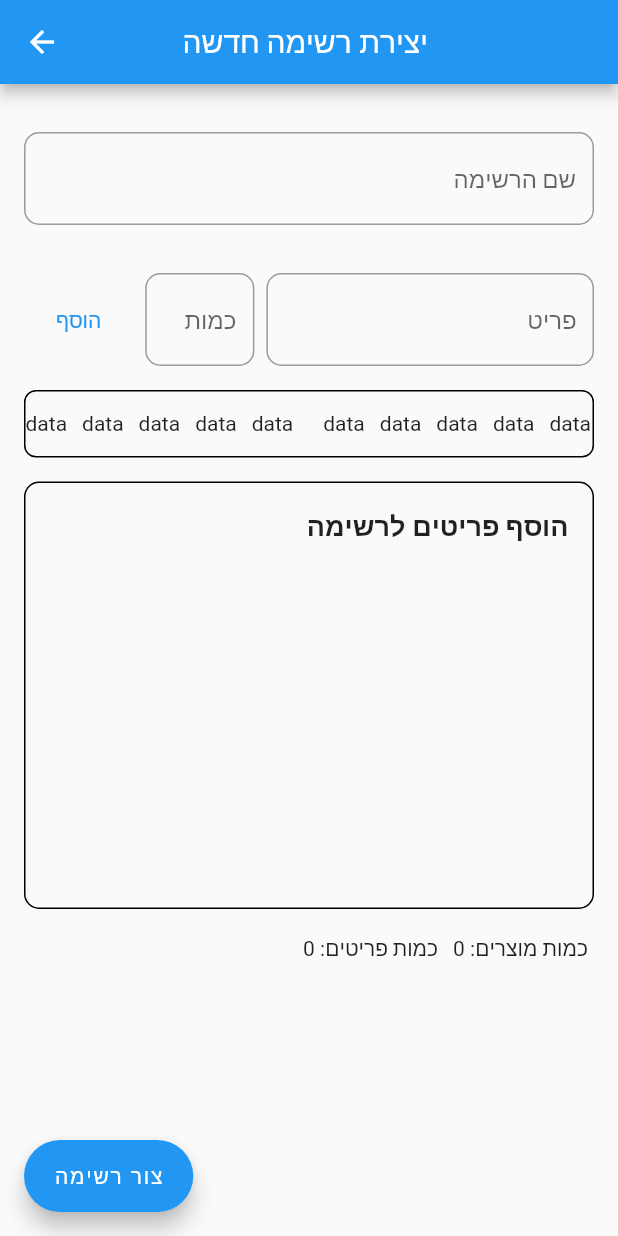
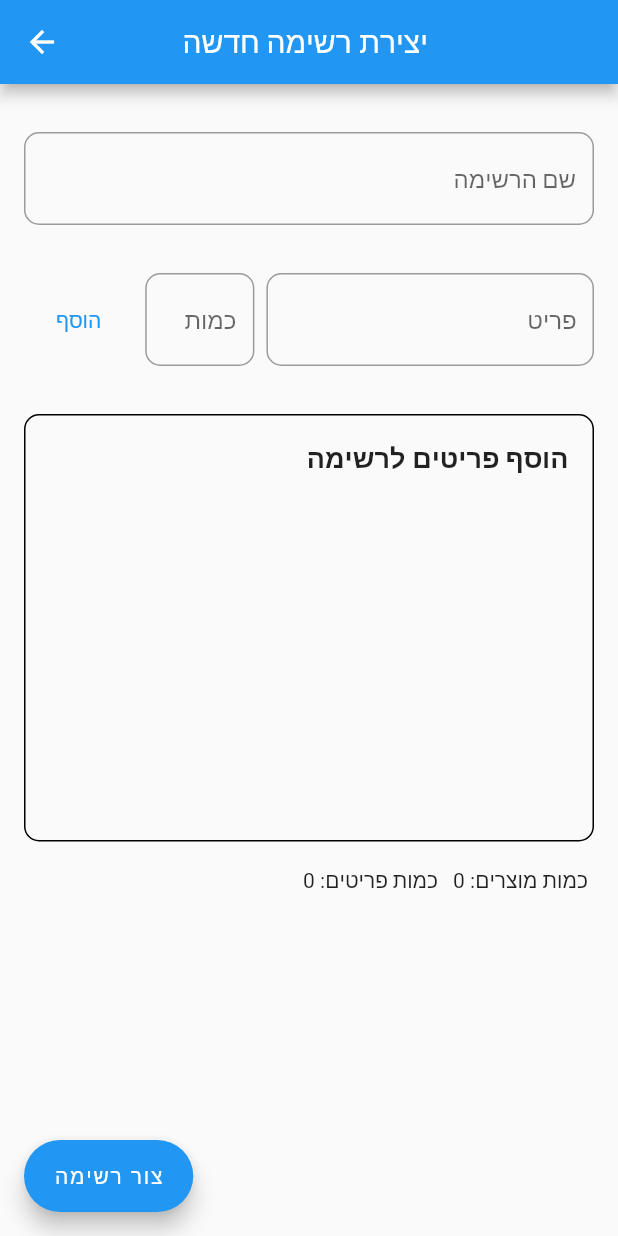
Before and after one commit to dolev6780/shoppingListFlutter, a Flutter app: the screen it shows after launch, after a tap on "צור רשימה חדשה", on a phone screen of 412 x 824 dp. Run offline on Flutter 3.47's test engine with Material 2 defaults, Android fonts, the phone set to English and light mode, and no system bars; our stand-ins replace cloud_firestore, firebase_auth, firebase_core; accounts and stored records are empty.

Commit message:
update createListScreen

```diff
--- a/lib/screens/CreateListScreen.dart
+++ b/lib/screens/CreateListScreen.dart
@@ -125,6 +125,7 @@ class _CreateListScreenState extends State<CreateListScreen> {
                       child: TextButton(
                         onPressed: () {
                           item();
+                          FocusScope.of(context).unfocus();
                         },
                         child: const Text('הוסף'),
                       ),
@@ -148,77 +149,6 @@ class _CreateListScreenState extends State<CreateListScreen> {
                       ),
                     ),
                   ],
-                ),
-              ),
-              Padding(
-                padding: const EdgeInsets.only(left: 16.0, right: 16.0),
-                child: Container(
-                  decoration: BoxDecoration(
-                      borderRadius: BorderRadius.circular(8),
-                      border: Border.all(
-                          color: Colors.black,
-                          width: 1.0,
-                          style: BorderStyle.solid)),
-                  height: 45,
-                  width: double.infinity,
-                  child: SingleChildScrollView(
-                    scrollDirection: Axis.horizontal,
-                    child: Row(
-                      children: const [
-                        Text("data"),
-                        SizedBox(
-                          width: 10,
-                        ),
-                        Text("data"),
-                        SizedBox(
-                          width: 10,
-                        ),
-                        Text("data"),
-                        SizedBox(
-                          width: 10,
-                        ),
-                        Text("data"),
-                        SizedBox(
-                          width: 10,
-                        ),
-                        Text("data"),
-                        SizedBox(
-                          width: 10,
-                        ),
-                        SizedBox(
-                          width: 10,
-                        ),
-                        Text("data"),
-                        SizedBox(
-                          width: 10,
-                        ),
-                        Text("data"),
-                        SizedBox(
-                          width: 10,
-                        ),
-                        Text("data"),
-                        SizedBox(
-                          width: 10,
-                        ),
-                        Text("data"),
-                        SizedBox(
-                          width: 10,
-                        ),
-                        Text("data"),
-                        SizedBox(
-                          width: 10,
-                        ),
-                        Text("data"),
-                        SizedBox(
-                          width: 10,
-                        ),
-                        Text("data"),
-                        SizedBox(
-                          width: 10,
-                        ),
-                      ],
-                    ),
-                  ),
                 ),
               ),
               Padding(
--- a/lib/screens/HomeScreen.dart
+++ b/lib/screens/HomeScreen.dart
@@ -73,14 +73,9 @@ class _HomeScreenState extends State<HomeScreen> {
           ),
         ),
       ),
-      body: Column(
-        children: [
-          Container(
-            height: screenHeight - 100,
-            child: const ListTitles(),
-          ),
-          Text(screenHeight.toString())
-        ],
+      body: Container(
+        height: screenHeight - 100,
+        child: const ListTitles(),
       ),
       floatingActionButton: FloatingActionButton.extended(
         onPressed: () {
```
